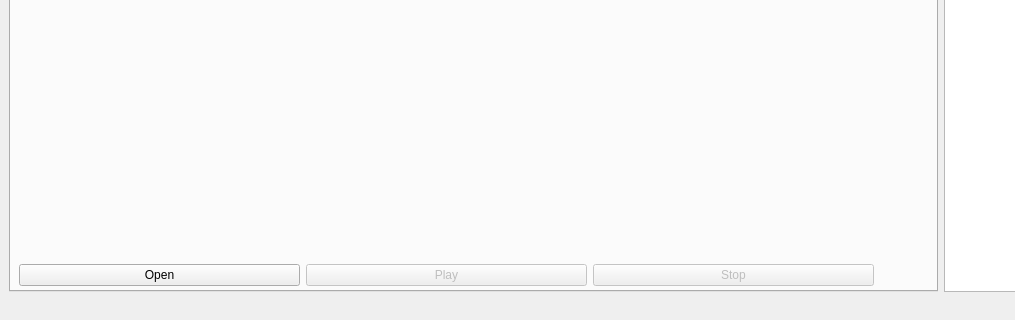
Old version of the form mainwindow.ui in the repository war/MultiStreamer; both pictures show x 0 to 1015 and y 217 to 537 of the 1211 by 537 pixel window.
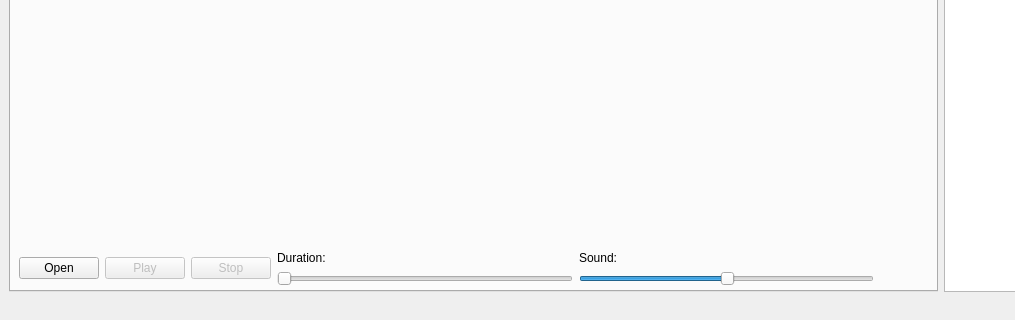
New version of the form.

The edit to the form file:
```diff
--- a/mainwindow.ui
+++ b/mainwindow.ui
@@ -81,6 +81,99 @@
               </property>
              </widget>
             </item>
+            <item>
+             <layout class="QVBoxLayout" name="verticalLayout">
+              <item>
+               <widget class="QLabel" name="label">
+                <property name="minimumSize">
+                 <size>
+                  <width>0</width>
+                  <height>0</height>
+                 </size>
+                </property>
+                <property name="maximumSize">
+                 <size>
+                  <width>16777215</width>
+                  <height>15</height>
+                 </size>
+                </property>
+                <property name="text">
+                 <string>Duration:</string>
+                </property>
+               </widget>
+              </item>
+              <item>
+               <widget class="QSlider" name="horizontalSlider">
+                <property name="maximumSize">
+                 <size>
+                  <width>16777215</width>
+                  <height>15</height>
+                 </size>
+                </property>
+                <property name="maximum">
+                 <number>99</number>
+                </property>
+                <property name="pageStep">
+                 <number>1</number>
+                </property>
+                <property name="value">
+                 <number>0</number>
+                </property>
+                <property name="sliderPosition">
+                 <number>0</number>
+                </property>
+                <property name="orientation">
+                 <enum>Qt::Horizontal</enum>
+                </property>
+               </widget>
+              </item>
+             </layout>
+            </item>
+            <item>
+             <layout class="QVBoxLayout" name="verticalLayout_4">
+              <item>
+               <widget class="QLabel" name="label_2">
+                <property name="minimumSize">
+                 <size>
+                  <width>0</width>
+                  <height>0</height>
+                 </size>
+                </property>
+                <property name="maximumSize">
+                 <size>
+                  <width>16777215</width>
+                  <height>15</height>
+                 </size>
+                </property>
+                <property name="text">
+                 <string>Sound:</string>
+                </property>
+               </widget>
+              </item>
+              <item>
+               <widget class="QSlider" name="horizontalSlider_2">
+                <property name="maximumSize">
+                 <size>
+                  <width>16777215</width>
+                  <height>15</height>
+                 </size>
+                </property>
+                <property name="maximum">
+                 <number>99</number>
+                </property>
+                <property name="pageStep">
+                 <number>1</number>
+                </property>
+                <property name="sliderPosition">
+                 <number>50</number>
+                </property>
+                <property name="orientation">
+                 <enum>Qt::Horizontal</enum>
+                </property>
+               </widget>
+              </item>
+             </layout>
+            </item>
            </layout>
           </item>
          </layout>
```
